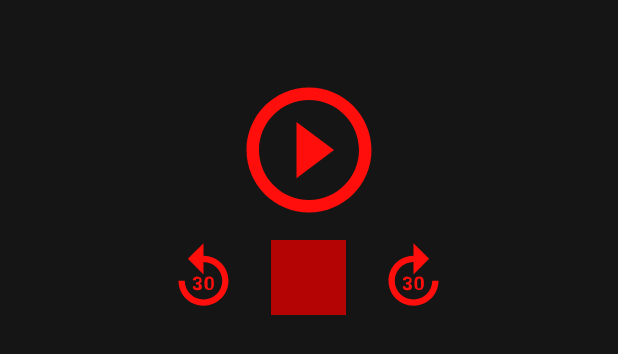
After one commit to GustavoJung/FirstMobileApp-School-work, an Android app: the layout controle.xml on its own in the app's theme, with its tools: preview values and no code run, on a phone screen of 412 x 824 dp. The commit adds this screen. Shown: the top 354 px of the screen. Run offline under Robolectric (Android 15) with nearby library versions, the phone set to English and light mode, and no system bars.

Commit message:
Commit do inicio da tela do Controle

```diff
--- /dev/null
+++ b/app/src/main/res/drawable/ic_close_black_24dp.xml
@@ -0,0 +1,5 @@
+<vector android:height="24dp" android:tint="#FFFFFF"
+    android:viewportHeight="24.0" android:viewportWidth="24.0"
+    android:width="24dp" xmlns:android="http://schemas.android.com/apk/res/android">
+    <path android:fillColor="#FF000000" android:pathData="M19,6.41L17.59,5 12,10.59 6.41,5 5,6.41 10.59,12 5,17.59 6.41,19 12,13.41 17.59,19 19,17.59 13.41,12z"/>
+</vector>
--- /dev/null
+++ b/app/src/main/res/drawable/ic_forward_30_black_24dp.xml
@@ -0,0 +1,5 @@
+<vector android:height="24dp" android:tint="#FF0E0B"
+    android:viewportHeight="24.0" android:viewportWidth="24.0"
+    android:width="24dp" xmlns:android="http://schemas.android.com/apk/res/android">
+    <path android:fillColor="#FF000000" android:pathData="M9.6,13.5h0.4c0.2,0 0.4,-0.1 0.5,-0.2s0.2,-0.2 0.2,-0.4v-0.2s-0.1,-0.1 -0.1,-0.2 -0.1,-0.1 -0.2,-0.1h-0.5s-0.1,0.1 -0.2,0.1 -0.1,0.1 -0.1,0.2v0.2h-1c0,-0.2 0,-0.3 0.1,-0.5s0.2,-0.3 0.3,-0.4 0.3,-0.2 0.4,-0.2 0.4,-0.1 0.5,-0.1c0.2,0 0.4,0 0.6,0.1s0.3,0.1 0.5,0.2 0.2,0.2 0.3,0.4 0.1,0.3 0.1,0.5v0.3s-0.1,0.2 -0.1,0.3 -0.1,0.2 -0.2,0.2 -0.2,0.1 -0.3,0.2c0.2,0.1 0.4,0.2 0.5,0.4s0.2,0.4 0.2,0.6c0,0.2 0,0.4 -0.1,0.5s-0.2,0.3 -0.3,0.4 -0.3,0.2 -0.5,0.2 -0.4,0.1 -0.6,0.1c-0.2,0 -0.4,0 -0.5,-0.1s-0.3,-0.1 -0.5,-0.2 -0.2,-0.2 -0.3,-0.4 -0.1,-0.4 -0.1,-0.6h0.8v0.2s0.1,0.1 0.1,0.2 0.1,0.1 0.2,0.1h0.5s0.1,-0.1 0.2,-0.1 0.1,-0.1 0.1,-0.2v-0.5s-0.1,-0.1 -0.1,-0.2 -0.1,-0.1 -0.2,-0.1h-0.6v-0.7zM15.3,14.2c0,0.3 0,0.6 -0.1,0.8l-0.3,0.6s-0.3,0.3 -0.5,0.3 -0.4,0.1 -0.6,0.1 -0.4,0 -0.6,-0.1 -0.3,-0.2 -0.5,-0.3 -0.2,-0.3 -0.3,-0.6 -0.1,-0.5 -0.1,-0.8v-0.7c0,-0.3 0,-0.6 0.1,-0.8l0.3,-0.6s0.3,-0.3 0.5,-0.3 0.4,-0.1 0.6,-0.1 0.4,0 0.6,0.1 0.3,0.2 0.5,0.3 0.2,0.3 0.3,0.6 0.1,0.5 0.1,0.8v0.7zM14.4,13.4v-0.5s-0.1,-0.2 -0.1,-0.3 -0.1,-0.1 -0.2,-0.2 -0.2,-0.1 -0.3,-0.1 -0.2,0 -0.3,0.1l-0.2,0.2s-0.1,0.2 -0.1,0.3v2s0.1,0.2 0.1,0.3 0.1,0.1 0.2,0.2 0.2,0.1 0.3,0.1 0.2,0 0.3,-0.1l0.2,-0.2s0.1,-0.2 0.1,-0.3v-1.5zM4,13c0,4.4 3.6,8 8,8s8,-3.6 8,-8h-2c0,3.3 -2.7,6 -6,6s-6,-2.7 -6,-6 2.7,-6 6,-6v4l5,-5 -5,-5v4c-4.4,0 -8,3.6 -8,8z"/>
+</vector>
--- /dev/null
+++ b/app/src/main/res/drawable/ic_play_circle_outline_red_24dp.xml
@@ -0,0 +1,5 @@
+<vector android:height="24dp" android:tint="#FF0E0B"
+    android:viewportHeight="24.0" android:viewportWidth="24.0"
+    android:width="24dp" xmlns:android="http://schemas.android.com/apk/res/android">
+    <path android:fillColor="#FF000000" android:pathData="M10,16.5l6,-4.5 -6,-4.5v9zM12,2C6.48,2 2,6.48 2,12s4.48,10 10,10 10,-4.48 10,-10S17.52,2 12,2zM12,20c-4.41,0 -8,-3.59 -8,-8s3.59,-8 8,-8 8,3.59 8,8 -3.59,8 -8,8z"/>
+</vector>
--- /dev/null
+++ b/app/src/main/res/drawable/ic_replay_30_black_24dp.xml
@@ -0,0 +1,5 @@
+<vector android:height="24dp" android:tint="#FF0E0B"
+    android:viewportHeight="24.0" android:viewportWidth="24.0"
+    android:width="24dp" xmlns:android="http://schemas.android.com/apk/res/android">
+    <path android:fillColor="#FF000000" android:pathData="M12,5L12,1L7,6l5,5L12,7c3.3,0 6,2.7 6,6s-2.7,6 -6,6 -6,-2.7 -6,-6L4,13c0,4.4 3.6,8 8,8s8,-3.6 8,-8 -3.6,-8 -8,-8zM9.6,13.5h0.4c0.2,0 0.4,-0.1 0.5,-0.2s0.2,-0.2 0.2,-0.4v-0.2s-0.1,-0.1 -0.1,-0.2 -0.1,-0.1 -0.2,-0.1h-0.5s-0.1,0.1 -0.2,0.1 -0.1,0.1 -0.1,0.2v0.2h-1c0,-0.2 0,-0.3 0.1,-0.5s0.2,-0.3 0.3,-0.4 0.3,-0.2 0.4,-0.2 0.4,-0.1 0.5,-0.1c0.2,0 0.4,0 0.6,0.1s0.3,0.1 0.5,0.2 0.2,0.2 0.3,0.4 0.1,0.3 0.1,0.5v0.3s-0.1,0.2 -0.1,0.3 -0.1,0.2 -0.2,0.2 -0.2,0.1 -0.3,0.2c0.2,0.1 0.4,0.2 0.5,0.4s0.2,0.4 0.2,0.6c0,0.2 0,0.4 -0.1,0.5s-0.2,0.3 -0.3,0.4 -0.3,0.2 -0.5,0.2 -0.4,0.1 -0.6,0.1c-0.2,0 -0.4,0 -0.5,-0.1s-0.3,-0.1 -0.5,-0.2 -0.2,-0.2 -0.3,-0.4 -0.1,-0.4 -0.1,-0.6h0.8v0.2s0.1,0.1 0.1,0.2 0.1,0.1 0.2,0.1h0.5s0.1,-0.1 0.2,-0.1 0.1,-0.1 0.1,-0.2v-0.5s-0.1,-0.1 -0.1,-0.2 -0.1,-0.1 -0.2,-0.1h-0.6v-0.7zM15.3,14.2c0,0.3 0,0.6 -0.1,0.8l-0.3,0.6s-0.3,0.3 -0.5,0.3 -0.4,0.1 -0.6,0.1 -0.4,0 -0.6,-0.1 -0.3,-0.2 -0.5,-0.3 -0.2,-0.3 -0.3,-0.6 -0.1,-0.5 -0.1,-0.8v-0.7c0,-0.3 0,-0.6 0.1,-0.8l0.3,-0.6s0.3,-0.3 0.5,-0.3 0.4,-0.1 0.6,-0.1 0.4,0 0.6,0.1 0.3,0.2 0.5,0.3 0.2,0.3 0.3,0.6 0.1,0.5 0.1,0.8v0.7zM14.5,13.4v-0.5c0,-0.1 -0.1,-0.2 -0.1,-0.3s-0.1,-0.1 -0.2,-0.2 -0.2,-0.1 -0.3,-0.1 -0.2,0 -0.3,0.1l-0.2,0.2s-0.1,0.2 -0.1,0.3v2s0.1,0.2 0.1,0.3 0.1,0.1 0.2,0.2 0.2,0.1 0.3,0.1 0.2,0 0.3,-0.1l0.2,-0.2s0.1,-0.2 0.1,-0.3v-1.5z"/>
+</vector>
--- /dev/null
+++ b/app/src/main/res/drawable/ic_search_black_24dp.xml
@@ -0,0 +1,5 @@
+<vector android:height="24dp" android:tint="#FFFFFF"
+    android:viewportHeight="24.0" android:viewportWidth="24.0"
+    android:width="24dp" xmlns:android="http://schemas.android.com/apk/res/android">
+    <path android:fillColor="#FF000000" android:pathData="M15.5,14h-0.79l-0.28,-0.27C15.41,12.59 16,11.11 16,9.5 16,5.91 13.09,3 9.5,3S3,5.91 3,9.5 5.91,16 9.5,16c1.61,0 3.09,-0.59 4.23,-1.57l0.27,0.28v0.79l5,4.99L20.49,19l-4.99,-5zM9.5,14C7.01,14 5,11.99 5,9.5S7.01,5 9.5,5 14,7.01 14,9.5 11.99,14 9.5,14z"/>
+</vector>
--- a/app/src/main/res/layout/activity_main.xml
+++ b/app/src/main/res/layout/activity_main.xml
@@ -25,6 +25,10 @@
             android:layout_width="match_parent"
             android:layout_height="150dp" />
         <SearchView
+            android:searchIcon="@drawable/ic_search_black_24dp"
+            android:closeIcon="@drawable/ic_close_black_24dp"
+            android:searchHintIcon="@drawable/ic_search_black_24dp"
+            android:queryBackground="@color/colorPrimaryDark"
             android:layout_width="wrap_content"
             android:layout_height="wrap_content"
             android:gravity="end"
--- /dev/null
+++ b/app/src/main/res/layout/controle.xml
@@ -0,0 +1,47 @@
+<?xml version="1.0" encoding="utf-8"?>
+<android.support.constraint.ConstraintLayout
+    xmlns:android="http://schemas.android.com/apk/res/android" android:layout_width="match_parent"
+    android:layout_height="match_parent"
+    android:background="@color/colorPrimaryDark">
+
+
+    <LinearLayout
+        android:layout_width="match_parent"
+        android:layout_height="match_parent"
+        android:orientation="vertical">
+
+        <Button
+            android:layout_width="100dp"
+            android:layout_height="100dp"
+            android:layout_gravity="center_horizontal"
+            android:layout_marginTop="50dp"
+            android:background="@drawable/ic_play_circle_outline_red_24dp"
+            />
+
+        <LinearLayout
+            android:layout_width="wrap_content"
+            android:layout_height="wrap_content"
+            android:orientation="horizontal"
+            android:layout_marginTop="10dp"
+            android:layout_gravity="center_horizontal">
+            <Button
+                android:layout_width="50dp"
+                android:layout_height="50dp"
+                android:background="@drawable/ic_replay_30_black_24dp"/>
+            <Button
+                android:layout_width="50dp"
+                android:layout_height="50dp"
+                android:layout_marginLeft="20dp"
+                android:background="@color/colorPrimary"/>
+            <Button
+                android:layout_width="50dp"
+                android:layout_height="50dp"
+                android:layout_marginLeft="20dp"
+                android:background="@drawable/ic_forward_30_black_24dp"/>
+
+
+        </LinearLayout>
+    </LinearLayout>
+
+
+</android.support.constraint.ConstraintLayout>
--- a/app/src/main/res/layout/popup_menu1.xml
+++ b/app/src/main/res/layout/popup_menu1.xml
@@ -57,7 +57,10 @@
                 android:layout_width="151dp"
                 android:layout_height="wrap_content"
                 android:layout_marginLeft="20dp"
-                android:entries="@array/idiomas" />
+                android:entries="@array/idiomas"
+                android:popupBackground="@color/colrowhite"
+
+                />
 
 
         </LinearLayout>
--- /dev/null
+++ b/app/src/main/res/layout/spinner_item_layout.xml
@@ -0,0 +1,6 @@
+<TextView xmlns:android="http://schemas.android.com/apk/res/android"
+    android:id="@android:id/text1"
+    android:layout_width="match_parent"
+    android:layout_height="wrap_content"
+    android:textSize="20sp"
+    android:textColor="@color/colrowhite" />
--- a/app/src/main/res/values/colors.xml
+++ b/app/src/main/res/values/colors.xml
@@ -4,5 +4,5 @@
     <color name="colorPrimaryDark">#151515</color>
     <color name="colorAccent">#151515</color>
     <color name="colrowhite">#ffffff</color>
-    <color name="colorDarkGray">#1C1C1C</color>
+    <color name="colorDarkGray">#1c1c1c</color>
 </resources>
```
Also changed, not shown: app/src/main/AndroidManifest.xml (+11 -1 lines), app/src/main/java/com/gustavojung/pin1/HorizontalAdapter.java (+27 -5 lines), app/src/main/java/com/gustavojung/pin1/MainActivity.java (+3 -9 lines), app/src/main/res/layout/content_clicked.xml (+41 -29 lines), app/src/main/res/layout/pop_lista_favoritos.xml (added, +36 -0 lines), app/src/main/res/drawable/searchicon.jpg (added).
